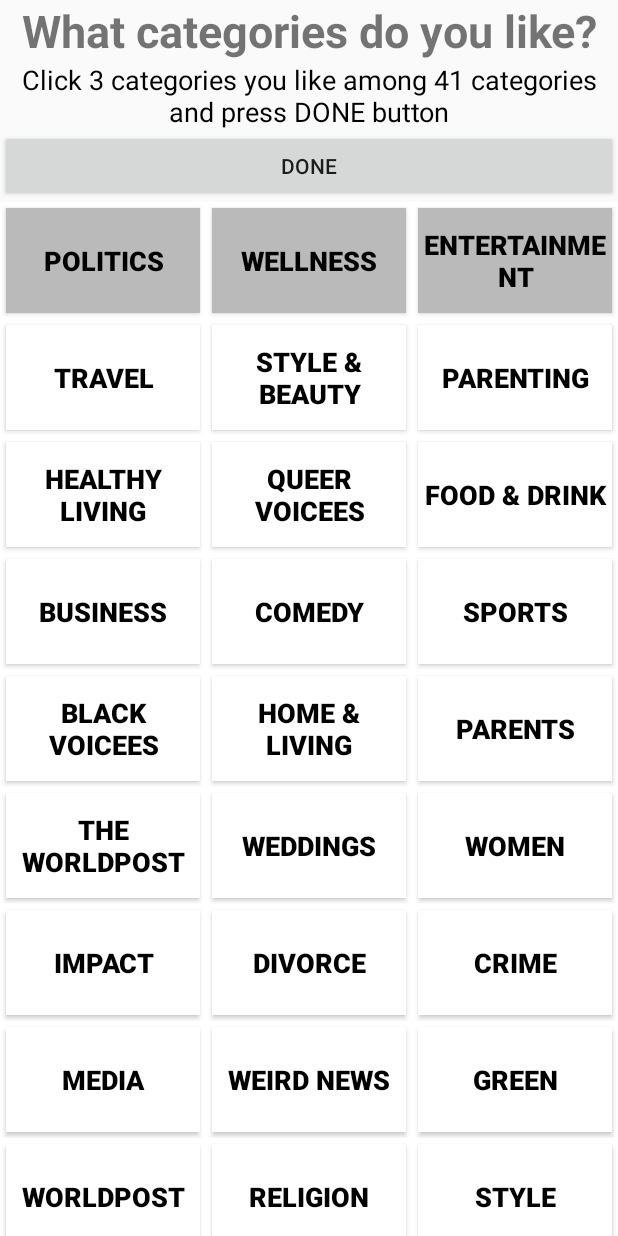
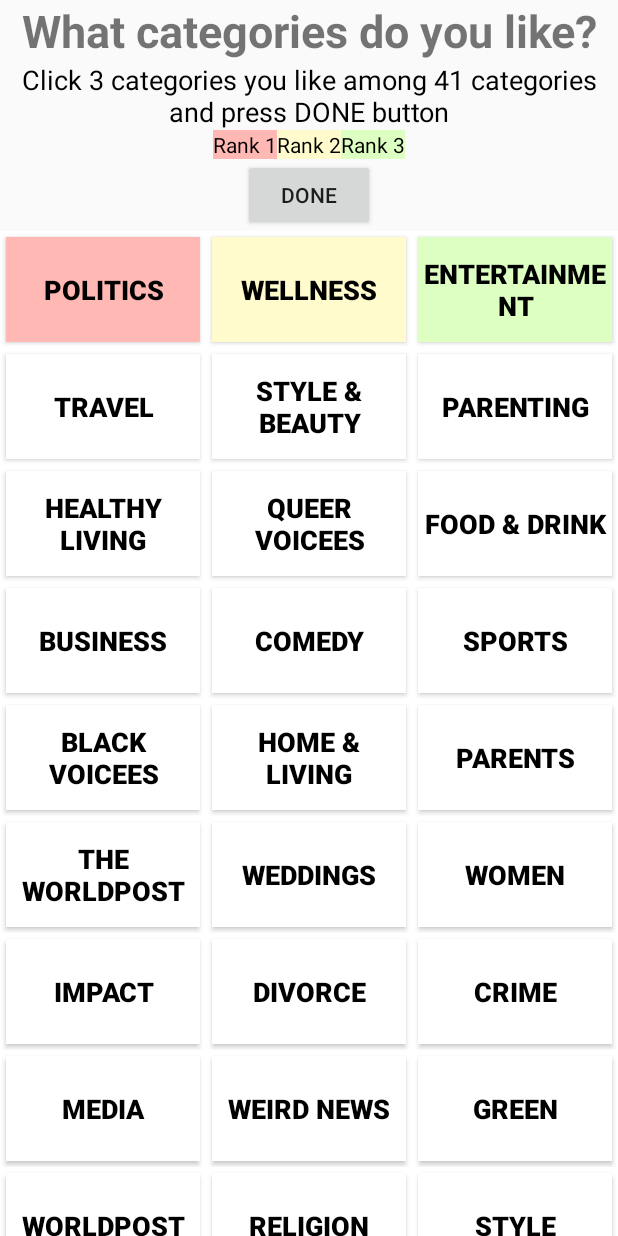
Before and after one commit to kiissy/BI_Project, an Android app: the screen it shows after launch (SurveyActivity), after a tap on "ENTERTAINMENT", on a phone screen of 412 x 824 dp. Run offline under Robolectric (Android 15) with nearby library versions, the phone set to English and light mode, and no system bars; 3 other taps on this screen came first.

Commit message:
Update survey part

```diff
--- a/android/app/src/main/java/com/business/yourtimes/GlobalClass.java
+++ b/android/app/src/main/java/com/business/yourtimes/GlobalClass.java
@@ -17,6 +17,7 @@ public class GlobalClass extends Application {
     private boolean[] explicitly_selected;
 
     private String url;
+
 
     @Override
     public void onCreate() {
@@ -77,6 +78,7 @@ public class GlobalClass extends Application {
         }
 
         appData = getSharedPreferences("appData", MODE_PRIVATE);
+
     }
 
 
@@ -141,4 +143,5 @@ public class GlobalClass extends Application {
     public void setUrl(String url) {
         this.url = url;
     }
+
 }
--- a/android/app/src/main/java/com/business/yourtimes/RetrofitClient.java
+++ b/android/app/src/main/java/com/business/yourtimes/RetrofitClient.java
@@ -4,7 +4,7 @@ import retrofit2.Retrofit;
 import retrofit2.converter.gson.GsonConverterFactory;
 
 public class RetrofitClient {
-    private final static String BASE_URL = "https://www.google.com";
+    private final static String BASE_URL = "http://10.210.60.170:8080";
     private static Retrofit retrofit = null;
 
     private RetrofitClient() {
--- a/android/app/src/main/java/com/business/yourtimes/ServiceApi.java
+++ b/android/app/src/main/java/com/business/yourtimes/ServiceApi.java
@@ -11,10 +11,10 @@ import retrofit2.http.POST;
 
 public interface ServiceApi {
     /* Explicit Method */
-    @POST("/method/explicit")
+    @POST("/e_recommend")
     Call<ArrayList<NewsCard>> explicitMethod(@Body ArrayList<CategoryItem> data);
 
     /* Implicit Method */
-    @POST("/method/implicit")
+    @POST("/i_recommend")
     Call<ArrayList<NewsCard>> implicitMethod(@Body ArrayList<NewsCard> data);
 }
--- a/android/app/src/main/java/com/business/yourtimes/Survey/SurveyListAdapter.java
+++ b/android/app/src/main/java/com/business/yourtimes/Survey/SurveyListAdapter.java
@@ -20,10 +20,12 @@ import java.util.ArrayList;
 public class SurveyListAdapter extends RecyclerView.Adapter<SurveyListAdapter.ViewHolder> {
     Context context;
     private ArrayList<CategoryItem> mDataset;
+    private ArrayList<CategoryItem> mSelected;
 
     public SurveyListAdapter(Context context, ArrayList<CategoryItem>Dataset) {
         this.context = context;
         this.mDataset = Dataset;
+        mSelected = new ArrayList<>();
     }
 
     public class ViewHolder extends RecyclerView.ViewHolder {
@@ -42,22 +44,28 @@ public class SurveyListAdapter extends RecyclerView.Adapter<SurveyListAdapter.Vi
                     if (pos != RecyclerView.NO_POSITION) {
                         int num = ((GlobalClass) context.getApplicationContext()).numSelected();
 
-                        if (num == 3 && value == false) {
-                            Toast.makeText(context, context.getResources().getString(R.string.survey_notice_toast), Toast.LENGTH_SHORT).show();
+                        /* 버튼 클릭 해제 시 */
+                        if (value) {
+                                ((GlobalClass) context.getApplicationContext()).setSelected(pos, false);
+                                Log.d("SurveyListAdapter", "unset " + mDataset.get(pos).getCategory());
+                                mSelected.remove(mDataset.get(pos));
+                                Log.d("SurveyListAdapter", "mSelected: " + mSelected.toString());
                         }
-                        else if (num < 3 || (num == 3 && value == true)){
-                            // 클릭
-                            if (value == false) {
+                        /* 버튼 클릭 시 */
+                        else {
+                            if (num == 3) {
+                                Toast.makeText(context, context.getResources().getString(R.string.survey_notice_toast), Toast.LENGTH_SHORT).show();
+                            }
+                            else {
                                 ((GlobalClass) context.getApplicationContext()).setSelected(pos, true);
-                                Log.d("SurveyListAdapter", "set " + pos + " as true");
+                                Log.d("SurveyListAdapter", "set " + mDataset.get(pos).getCategory());
+                                mSelected.add(mDataset.get(pos));
+                                Log.d("SurveyListAdapter", "mSelected: " + mSelected.toString());
                             }
-                            // 클릭 해제
-                            else {
-                                ((GlobalClass) context.getApplicationContext()).setSelected(pos, false);
-                                Log.d("SurveyListAdapter", "set " + pos + " as false");
-                            }
-                            notifyItemChanged(pos);
+
                         }
+
+                        notifyDataSetChanged();
                     }
                 }
             });
@@ -83,7 +91,15 @@ public class SurveyListAdapter extends RecyclerView.Adapter<SurveyListAdapter.Vi
 
         // 버튼이 선택된 상태면
         if (value) {
-            holder.mButton.setBackgroundColor(context.getResources().getColor(R.color.colorGray));
+            if (mDataset.get(position).getCategory().equals(mSelected.get(0).getCategory())) {
+                holder.mButton.setBackgroundColor(context.getResources().getColor(R.color.category_first));
+            }
+            else if (mDataset.get(position).getCategory().equals(mSelected.get(1).getCategory())) {
+                holder.mButton.setBackgroundColor(context.getResources().getColor(R.color.category_second));
+            }
+            else if (mDataset.get(position).getCategory().equals(mSelected.get(2).getCategory())) {
+                holder.mButton.setBackgroundColor(context.getResources().getColor(R.color.category_third));
+            }
         }
 
         // 버튼이 선택되지 않은 상태라면
--- a/android/app/src/main/java/com/business/yourtimes/SurveyActivity.java
+++ b/android/app/src/main/java/com/business/yourtimes/SurveyActivity.java
@@ -42,7 +42,7 @@ public class SurveyActivity extends AppCompatActivity {
                     finish();
                 }
                 else {
-                    Toast.makeText(SurveyActivity.this, getResources().getString(R.string.survey_notice_toast), Toast.LENGTH_SHORT).show();
+                    Toast.makeText(SurveyActivity.this, getResources().getString(R.string.survey_notice_over_toast), Toast.LENGTH_SHORT).show();
                 }
             }
         });
--- a/android/app/src/main/res/layout/activity_main.xml
+++ b/android/app/src/main/res/layout/activity_main.xml
@@ -26,6 +26,7 @@
             app:layout_constraintBottom_toBottomOf="parent">
 
             <ImageButton
+                android:id="@+id/refresh_icon"
                 android:layout_width="@dimen/main_activity_top"
                 android:layout_height="@dimen/main_activity_top"
                 android:background="@android:color/transparent"
@@ -52,6 +53,7 @@
             app:layout_constraintBottom_toBottomOf="parent">
 
             <ImageButton
+                android:id="@+id/signout_icon"
                 android:layout_width="@dimen/main_activity_top"
                 android:layout_height="@dimen/main_activity_top"
                 android:background="@android:color/transparent"
--- a/android/app/src/main/res/layout/activity_survey.xml
+++ b/android/app/src/main/res/layout/activity_survey.xml
@@ -21,10 +21,41 @@
         android:textSize="@dimen/survey_notice_size"
         android:text="@string/survey_notice" />
 
+    <LinearLayout
+        android:layout_width="match_parent"
+        android:layout_height="wrap_content"
+        android:orientation="horizontal"
+        android:gravity="center_horizontal">
+
+        <TextView
+            android:layout_width="wrap_content"
+            android:layout_height="wrap_content"
+            android:background="@color/category_first"
+            android:textColor="@color/colorBlack"
+            android:text="@string/rank1" />
+
+        <TextView
+            android:layout_width="wrap_content"
+            android:layout_height="wrap_content"
+            android:background="@color/category_second"
+            android:textColor="@color/colorBlack"
+            android:text="@string/rank2" />
+
+        <TextView
+            android:layout_width="wrap_content"
+            android:layout_height="wrap_content"
+            android:background="@color/category_third"
+            android:textColor="@color/colorBlack"
+            android:text="@string/rank3" />
+
+    </LinearLayout>
+
+
     <Button
         android:id="@+id/survey_done_btn"
-        android:layout_width="match_parent"
+        android:layout_width="wrap_content"
         android:layout_height="wrap_content"
+        android:layout_gravity="center_horizontal"
         android:text="Done" />
 
 
--- a/android/app/src/main/res/values/colors.xml
+++ b/android/app/src/main/res/values/colors.xml
@@ -9,4 +9,8 @@
 
     <color name="news_gray">#525252</color>
     <color name="news_category">#000a78</color>
+
+    <color name="category_first">#ffb8b3</color>
+    <color name="category_second">#fffbcd</color>
+    <color name="category_third">#ddffc1</color>
 </resources>
--- a/android/app/src/main/res/values/strings.xml
+++ b/android/app/src/main/res/values/strings.xml
@@ -5,6 +5,10 @@
     <string name="survey_notice">Click 3 categories you like among 41 categories and press DONE button</string>
     <string name="survey_done">DONE</string>
     <string name="survey_notice_toast">Please choose 3 categories</string>
+    <string name="survey_notice_over_toast">Please choose only 3 categories</string>
+    <string name="rank1">Rank 1</string>
+    <string name="rank2">Rank 2</string>
+    <string name="rank3">Rank 3</string>
 
     <string name="refresh">refresh</string>
     <string name="signout">sign out</string>
```
Also changed, not shown: android/app/src/main/java/com/business/yourtimes/MainActivity.java (+65 -2 lines).
